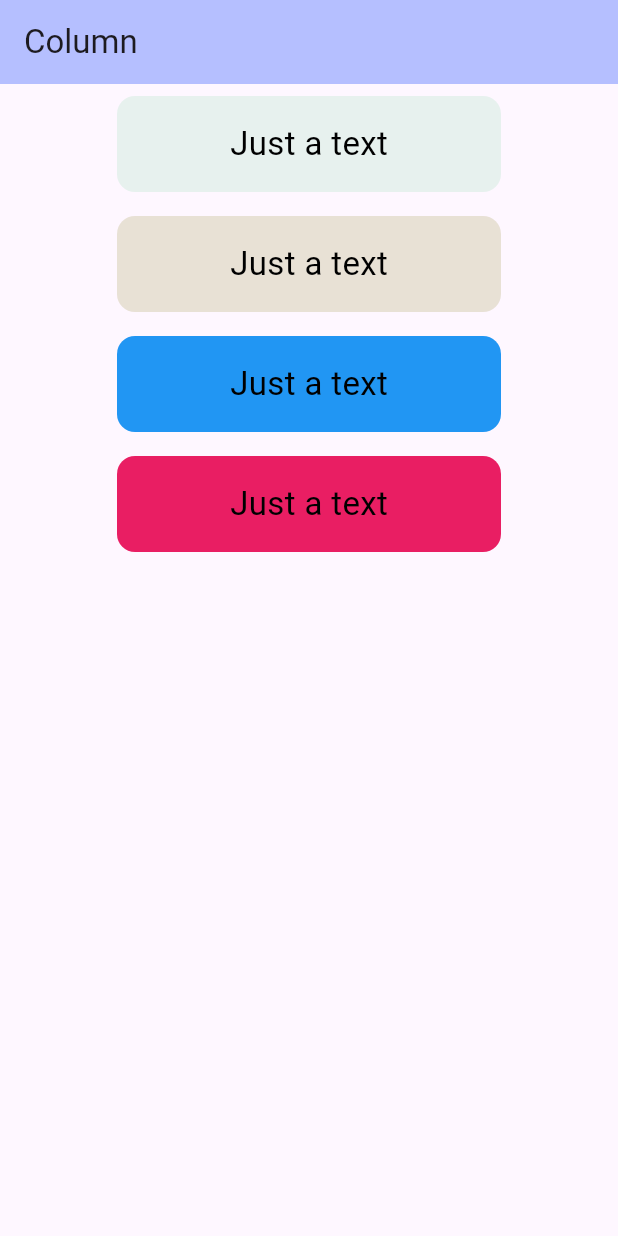
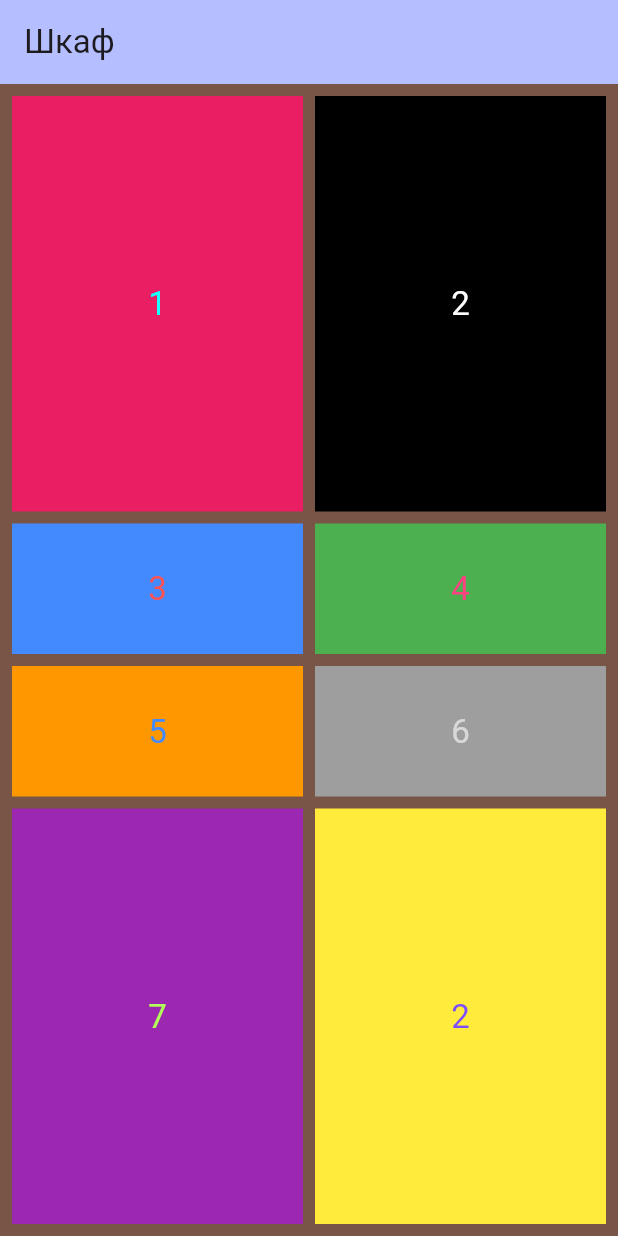
Before and after one commit to Satillis/Shkaf_les, a Flutter app: the screen it shows after launch, on a phone screen of 412 x 824 dp. Run offline on Flutter 3.47's test engine with Material 3 defaults, Android fonts, the phone set to English and light mode, and no system bars.

Commit message:
commitLes2

```diff
--- a/lib/main.dart
+++ b/lib/main.dart
@@ -16,96 +16,170 @@ class MyApp extends StatelessWidget {
           colorScheme: ColorScheme.fromSeed(seedColor: Colors.deepPurple),
           useMaterial3: true,
         ),
-        home: ColumsHome()
+        home: Shkaf()
     );
   }
 }
 
-class ColumsHome extends StatelessWidget {
-  const ColumsHome({Key? key}) : super(key: key);
+class Shkaf extends StatelessWidget {
+  const Shkaf({Key? key}) : super(key: key);
 
   @override
   Widget build(BuildContext context) {
     return Scaffold(
         appBar: AppBar(
-          title: const Text('Column'),
+          title: const Text('Шкаф'),
           backgroundColor: const Color(0x9C879BFF),
         ),
-        body: Align(
-            alignment: Alignment.center,
-            child: Column(
-              crossAxisAlignment: CrossAxisAlignment.start,
+        body: Container(
+          padding: const EdgeInsets.all(4.0),
+          color: Colors.brown,
+          child: Row(
             children: [
-                Container(
-                    margin: const EdgeInsets.all(8.0),
-                    width: 256,
-                    height: 64,
-                    decoration: BoxDecoration(
-                        color: const Color(0x2C77D49C),
-                        borderRadius: BorderRadius.circular(12)
-                    ),
-                    child:const Center(
-                      child: Text('Just a text',
+              Expanded(child:
+              Column(
+                children: [
+                  Expanded(
+                    child: Container(
+                      margin: EdgeInsets.all(4.0),
+                      color: Colors.pink,
+                      child: Center(
+                        child: Text(
+                            '1',
                             style: TextStyle(
                                 fontSize: 22,
-                            color: Colors.black
+                                color: Colors.cyanAccent
+                            )
                         ),
                       ),
+                    ),
+                    flex: 3,
+                  ),
+                  Expanded(
+                    child: Container(
+                      margin: EdgeInsets.all(4.0),
+                      color: Colors.blueAccent,
+                      child: Center(
+                        child: Text(
+                            '3',
+                            style: TextStyle(
+                                fontSize: 22,
+                                color: Colors.redAccent
                             )
                         ),
-                Container(
-                    margin: const EdgeInsets.all(8.0),
-                    width: 256,
-                    height: 64,
-                    decoration: BoxDecoration(
-                        color: const Color(0x2F877D1D),
-                        borderRadius: BorderRadius.circular(12)
                       ),
-                    child:const Center(
-                      child: Text('Just a text',
+                    ),
+                    flex: 1,
+                  ),
+                  Expanded(
+                    child: Container(
+                      margin: EdgeInsets.all(4.0),
+                      color: Colors.orange,
+                      child: Center(
+                        child: Text(
+                            '5',
                             style: TextStyle(
                                 fontSize: 22,
-                            color: Colors.black
+                                color: Colors.blueAccent
+                            )
                         ),
                       ),
+                    ),
+                    flex: 1,
+                  ),
+                  Expanded(
+                    child: Container(
+                      margin: EdgeInsets.all(4.0),
+                      color: Colors.purple,
+                      child: Center(
+                        child: Text(
+                            '7',
+                            style: TextStyle(
+                                fontSize: 22,
+                                color: Colors.lightGreenAccent
                             )
                         ),
-                Container(
-                    margin: const EdgeInsets.all(8.0),
-                    width: 256,
-                    height: 64,
-                    decoration: BoxDecoration(
-                        color: Colors.blue,
-                        borderRadius: BorderRadius.circular(12)
                       ),
-                    child:const Center(
-                      child: Text('Just a text',
+                    ),
+                    flex: 3,
+                  ),
+                ],
+              ),
+                flex: 1,
+              ),
+              Expanded(child:
+              Column(
+                children: [
+                  Expanded(
+                    child: Container(
+                      margin: EdgeInsets.all(4.0),
+                      color: Colors.black,
+                      child: Center(
+                        child: Text(
+                            '2',
                             style: TextStyle(
                                 fontSize: 22,
-                            color: Colors.black
+                                color: Colors.white
+                            )
                         ),
                       ),
+                    ),
+                    flex: 3,
+                  ),
+                  Expanded(
+                    child: Container(
+                      margin: EdgeInsets.all(4.0),
+                      color: Colors.green,
+                      child: Center(
+                        child: Text(
+                            '4',
+                            style: TextStyle(
+                                fontSize: 22,
+                                color: Colors.pinkAccent
                             )
                         ),
-                Container(
-                    margin: const EdgeInsets.all(8.0),
-                    width: 256,
-                    height: 64,
-                    decoration: BoxDecoration(
-                        color: Colors.pink,
-                        borderRadius: BorderRadius.circular(12)
                       ),
-                    child:const Center(
-                      child: Text('Just a text',
+                    ),
+                    flex: 1,
+                  ),
+                  Expanded(
+                    child: Container(
+                      margin: EdgeInsets.all(4.0),
+                      color: Colors.grey,
+                      child: Center(
+                        child: Text(
+                            '6',
                             style: TextStyle(
                                 fontSize: 22,
-                            color: Colors.black
+                                color: Colors.white60
+                            )
                         ),
                       ),
+                    ),
+                    flex: 1,
+                  ),
+                  Expanded(
+                    child: Container(
+                      margin: EdgeInsets.all(4.0),
+                      color: Colors.yellow,
+                      child: Center(
+                        child: Text(
+                            '2',
+                            style: TextStyle(
+                                fontSize: 22,
+                                color: Colors.deepPurpleAccent
                             )
                         ),
+                      ),
+                    ),
+                    flex: 3,
+                  ),
                 ],
-            )
+              ),
+                flex: 1,
+              ),
+            ],
+          ),
         )
     );
   }
```
Lines whose indentation alone changed are shown as unchanged.
